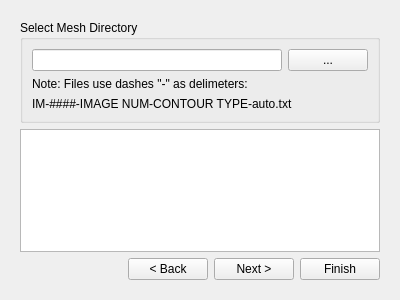
Qt form Plugins/CardiacMeshReader/CardiacMeshReader.ui (pengwg/vurtigo) before a commit.
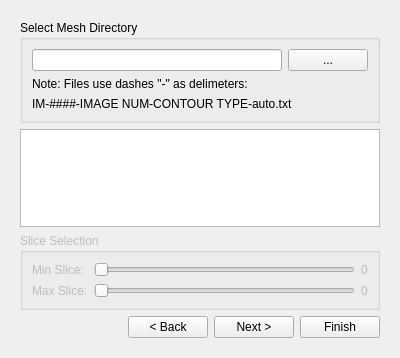
The same form after that commit. The open tabs and pages were chosen to show the change.

Commit message: Added the ability to remove mesh slices at load time.

Patch:
```diff
--- a/Plugins/CardiacMeshReader/CardiacMeshReader.ui
+++ b/Plugins/CardiacMeshReader/CardiacMeshReader.ui
@@ -7,7 +7,7 @@
     <x>0</x>
     <y>0</y>
     <width>400</width>
-    <height>300</height>
+    <height>358</height>
    </rect>
   </property>
   <property name="windowTitle">
@@ -132,6 +132,60 @@
        <item>
         <widget class="QTextBrowser" name="infoBrowserMesh"/>
        </item>
+       <item>
+        <widget class="QGroupBox" name="page2GroupBox">
+         <property name="enabled">
+          <bool>false</bool>
+         </property>
+         <property name="title">
+          <string>Slice Selection</string>
+         </property>
+         <layout class="QGridLayout" name="gridLayout">
+          <item row="0" column="1">
+           <widget class="QSlider" name="minSliceSlider">
+            <property name="orientation">
+             <enum>Qt::Horizontal</enum>
+            </property>
+           </widget>
+          </item>
+          <item row="1" column="1">
+           <widget class="QSlider" name="maxSliceSlider">
+            <property name="orientation">
+             <enum>Qt::Horizontal</enum>
+            </property>
+           </widget>
+          </item>
+          <item row="0" column="0">
+           <widget class="QLabel" name="label_5">
+            <property name="text">
+             <string>Min Slice:</string>
+            </property>
+           </widget>
+          </item>
+          <item row="1" column="0">
+           <widget class="QLabel" name="label_6">
+            <property name="text">
+             <string>Max Slice:</string>
+            </property>
+           </widget>
+          </item>
+          <item row="0" column="2">
+           <widget class="QLabel" name="minSliceLabel">
+            <property name="text">
+             <string>0</string>
+            </property>
+           </widget>
+          </item>
+          <item row="1" column="2">
+           <widget class="QLabel" name="maxSliceLabel">
+            <property name="text">
+             <string>0</string>
+            </property>
+           </widget>
+          </item>
+         </layout>
+        </widget>
+       </item>
        <item>
         <layout class="QHBoxLayout" name="horizontalLayout_6">
          <item>
```
The commit also changes 3 other files.
